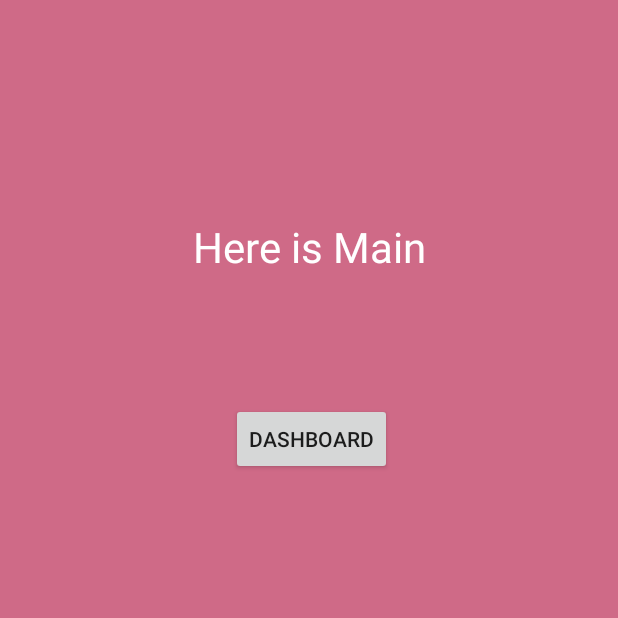
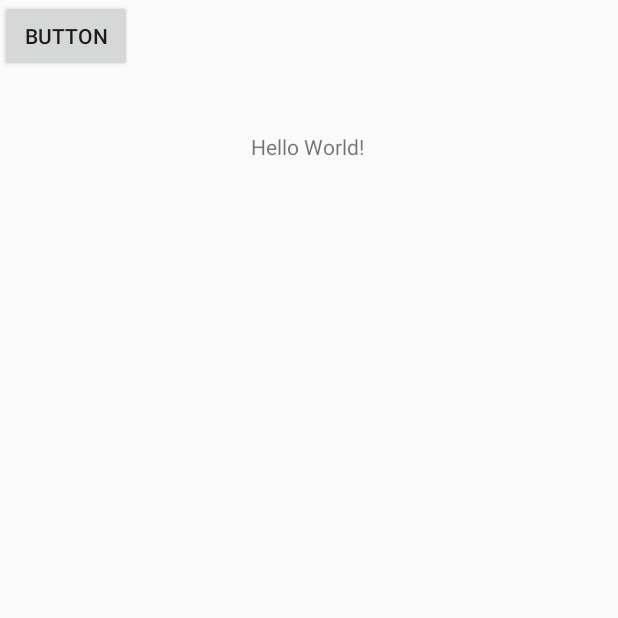
Before and after one commit to iddemirjs/baddapp, an Android app: the screen it shows after launch (MainActivity), on a phone screen of 412 x 824 dp, the top half of it. Run offline under Robolectric (Android 15) with nearby library versions, the phone set to English and light mode, and no system bars; our stand-ins replace Firebase (no records; nobody signed in at launch, a user with empty details on screens opened directly).

```diff
--- a/app/src/main/AndroidManifest.xml
+++ b/app/src/main/AndroidManifest.xml
@@ -15,7 +15,6 @@
         android:roundIcon="@mipmap/ic_launcher_round"
         android:supportsRtl="true"
         android:theme="@style/AppTheme.NoActionBar">
-        <activity android:name=".LoginActivity"></activity>
         <activity
             android:name=".Welcome"
             android:configChanges="orientation|keyboardHidden|screenSize"
--- a/app/src/main/res/layout/activity_main.xml
+++ b/app/src/main/res/layout/activity_main.xml
@@ -4,29 +4,25 @@
     xmlns:tools="http://schemas.android.com/tools"
     android:layout_width="match_parent"
     android:layout_height="match_parent"
-    android:background="@color/main_back"
     tools:context=".MainActivity">
 
     <TextView
-        android:id="@+id/textView2"
         android:layout_width="wrap_content"
         android:layout_height="wrap_content"
-        android:layout_marginTop="145dp"
-        android:text="Here is Main"
-        android:textColor="@color/white"
-        android:textSize="28sp"
-        app:layout_constraintEnd_toEndOf="parent"
-        app:layout_constraintStart_toStartOf="parent"
-        app:layout_constraintTop_toTopOf="parent" />
+        android:text="Hello World!"
+        app:layout_constraintBottom_toBottomOf="parent"
+        app:layout_constraintHorizontal_bias="0.498"
+        app:layout_constraintLeft_toLeftOf="parent"
+        app:layout_constraintRight_toRightOf="parent"
+        app:layout_constraintTop_toTopOf="parent"
+        app:layout_constraintVertical_bias="0.109" />
 
     <Button
         android:id="@+id/createUser"
         android:layout_width="wrap_content"
         android:layout_height="wrap_content"
-        android:layout_marginStart="25dp"
-        android:layout_marginTop="85dp"
-        android:text="Dashboard"
-        app:layout_constraintStart_toStartOf="@+id/textView2"
-        app:layout_constraintTop_toBottomOf="@+id/textView2" />
+        android:text="Button"
+        tools:layout_editor_absoluteX="153dp"
+        tools:layout_editor_absoluteY="183dp" />
 
 </androidx.constraintlayout.widget.ConstraintLayout>
--- a/app/src/main/res/values/colors.xml
+++ b/app/src/main/res/values/colors.xml
@@ -13,6 +13,4 @@
     <color name="light_blue_A400">#FF00B0FF</color>
     <color name="black_overlay">#66000000</color>
     <color name="back_purple">#0097A7</color>
-    <color name="login_back">#f3a683</color>
-    <color name="main_back">#cf6a87</color>
 </resources>
```
Also changed, not shown: app/src/main/java/com/idrisdemir/badapp/LoginActivity.java (deleted, +0 -14 lines), app/src/main/java/com/idrisdemir/badapp/Welcome.java (+5 -20 lines), app/src/main/res/layout/activity_login.xml (deleted, +0 -21 lines), app/src/main/res/layout/activity_welcome.xml (+5 -5 lines), 882 other files.
